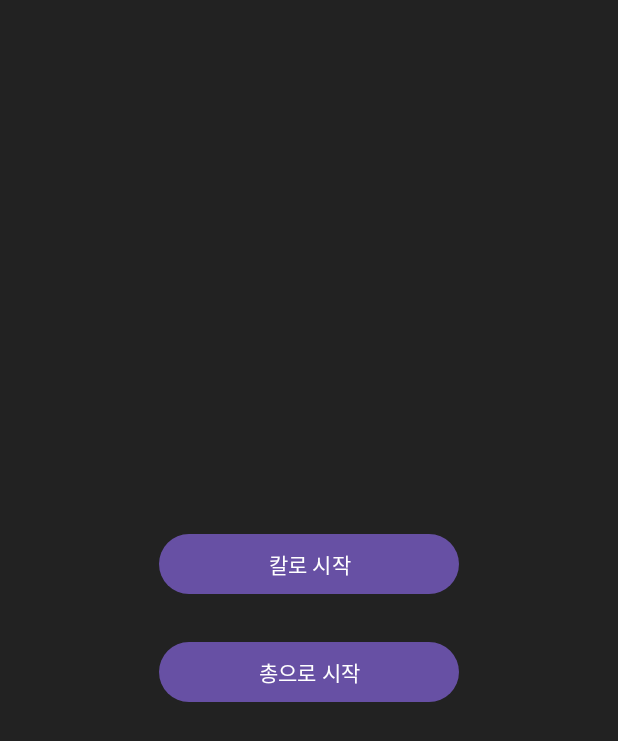
After one commit to rltkd/SM_GP, an Android app: the layout activity_weapon_select.xml on its own in the app's theme, with its tools: preview values and no code run, on a phone screen of 412 x 824 dp. The commit adds this screen. Shown: the top 741 px of the screen. Run offline under Robolectric (Android 15) with nearby library versions, the phone set to English and light mode, and no system bars.

Commit message:
무기 선택 UI 구성

```diff
--- a/app/src/main/java/com/gmail/ge/and/rltkd0101/smgpproject/app/MainActivity.java
+++ b/app/src/main/java/com/gmail/ge/and/rltkd0101/smgpproject/app/MainActivity.java
@@ -17,7 +17,7 @@ public class MainActivity extends AppCompatActivity {
         super.onCreate(savedInstanceState);
         setContentView(R.layout.activity_main);
         if (BuildConfig.DEBUG) {
-            startActivity(new Intent(this, SurvivorActivity.class));
+            startActivity(new Intent(this, WeaponSelectActivity.class)); // ✅ 변경
         }
     }
 
@@ -26,9 +26,8 @@ public class MainActivity extends AppCompatActivity {
     }
 
     private void startGame(int stage) {
-        Intent intent = new Intent(this, SurvivorActivity.class);
+        Intent intent = new Intent(this, WeaponSelectActivity.class); // ✅ 변경
         startActivity(intent);
     }
 
-
 }
--- a/app/src/main/java/com/gmail/ge/and/rltkd0101/smgpproject/app/Player.java
+++ b/app/src/main/java/com/gmail/ge/and/rltkd0101/smgpproject/app/Player.java
@@ -25,7 +25,7 @@ public class Player extends AnimSprite implements IBoxCollidable {
     private Weapon weapon;
 
     public Player(Weapon weapon) {
-        super(R.mipmap.sword_attack_sheet, 8f, 3);
+        super(R.mipmap.handgun_attack_sheet, 8f, 2);
         this.weapon = weapon;
         setPosition(1500f, 1000f, 150f, 150f);
     }
--- /dev/null
+++ b/app/src/main/res/layout/activity_weapon_select.xml
@@ -0,0 +1,21 @@
+<?xml version="1.0" encoding="utf-8"?>
+<LinearLayout xmlns:android="http://schemas.android.com/apk/res/android"
+    android:orientation="vertical"
+    android:gravity="center"
+    android:layout_width="match_parent"
+    android:layout_height="match_parent"
+    android:background="#222">
+
+    <Button
+        android:id="@+id/button_sword"
+        android:text="칼로 시작"
+        android:layout_width="200dp"
+        android:layout_height="wrap_content"
+        android:layout_marginBottom="24dp"/>
+
+    <Button
+        android:id="@+id/button_gun"
+        android:text="총으로 시작"
+        android:layout_width="200dp"
+        android:layout_height="wrap_content"/>
+</LinearLayout>
```
Also changed, not shown: app/src/main/java/com/gmail/ge/and/rltkd0101/smgpproject/app/Bullet.java (+10 -0 lines), app/src/main/java/com/gmail/ge/and/rltkd0101/smgpproject/app/HandgunWeapon.java (+7 -4 lines), app/src/main/java/com/gmail/ge/and/rltkd0101/smgpproject/app/MainScene.java (+27 -9 lines), app/src/main/java/com/gmail/ge/and/rltkd0101/smgpproject/app/SurvivorActivity.java (+17 -1 lines), app/src/main/java/com/gmail/ge/and/rltkd0101/smgpproject/app/WeaponSelectActivity.java (added, +44 -0 lines).
